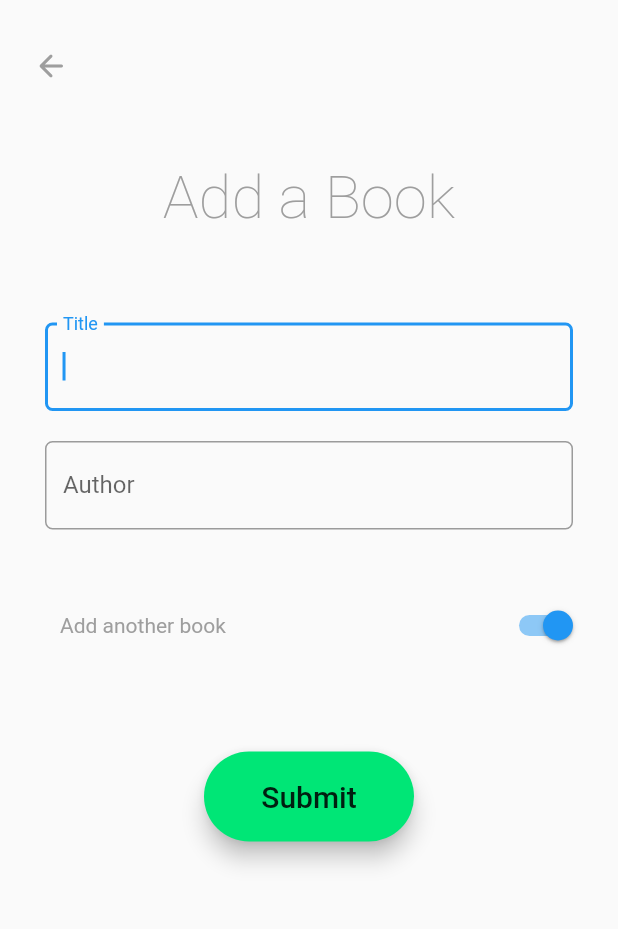
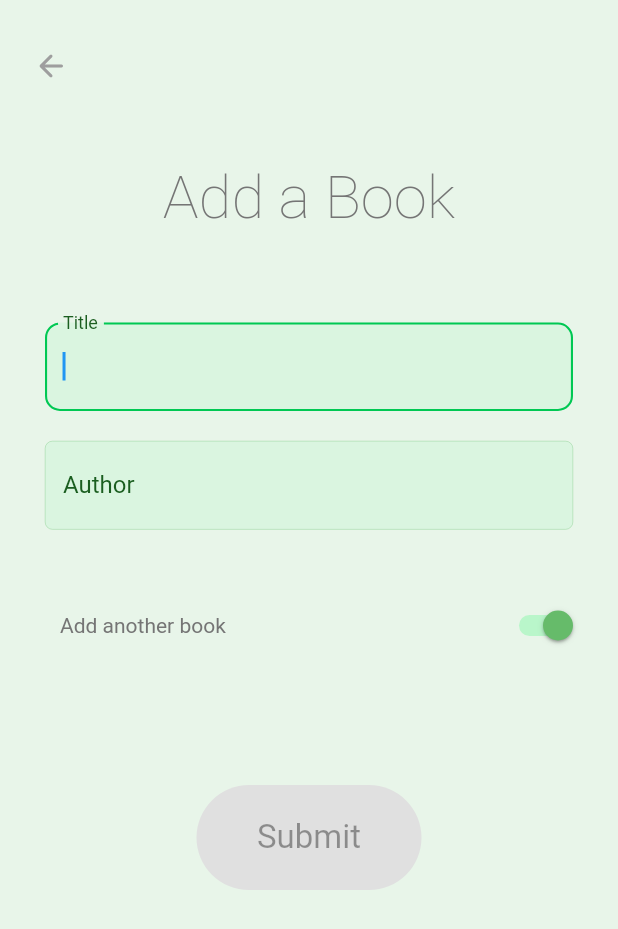
Before and after one commit to chezky/library_frontend, a Flutter app: the screen it shows after launch, after a tap on the "add" icon, on a phone screen of 412 x 824 dp. Shown: the top 929 px of the screen. Run offline on Flutter 3.47's test engine with Material 2 defaults, Android fonts, the phone set to English and light mode, and no system bars; our stand-ins replace page_transition; missing offline and left inert: global_configuration, nfc_manager; network calls fail.

Commit message:
added splash screen and theme

```diff
--- a/lib/app.dart
+++ b/lib/app.dart
@@ -1,5 +1,6 @@
 import 'package:flutter/material.dart';
 import 'package:library_frontend/home.dart';
+import 'package:library_frontend/splash.dart';
 
 class Library extends StatefulWidget {
   const Library({Key? key}) : super(key: key);
@@ -13,8 +14,64 @@ class _LibraryState extends State<Library> {
   @override
   Widget build(BuildContext build) {
     return MaterialApp(
-      home: HomePage(),
+      home: const Splash(),
       debugShowCheckedModeBanner: false,
+      theme: _lightTheme(),
     );
   }
 }
+
+ThemeData _lightTheme() {
+  final ThemeData base = ThemeData.light();
+  return base.copyWith(
+    backgroundColor: Colors.green[50],
+    scaffoldBackgroundColor: Colors.green[50],
+    dialogBackgroundColor: Colors.green[100],
+    progressIndicatorTheme: ProgressIndicatorThemeData(
+      color: Colors.greenAccent[700],
+    ),
+    inputDecorationTheme: InputDecorationTheme(
+      labelStyle: TextStyle(
+        color: (Colors.green[900])!,
+      ),
+      filled: true,
+      fillColor: Colors.greenAccent[100]?.withOpacity(0.3),
+      border: const OutlineInputBorder(
+        borderRadius: BorderRadius.all(Radius.circular(5)),
+      ),
+      enabledBorder: OutlineInputBorder(
+        borderRadius: BorderRadius.all(Radius.circular(5)),
+        borderSide: BorderSide(
+          color: (Colors.green[400])!,
+          style: BorderStyle.solid,
+          width: 0.2,
+        ),
+      ),
+      focusedBorder: OutlineInputBorder(
+        borderRadius: BorderRadius.all(Radius.circular(10)),
+        borderSide: BorderSide(
+          color: (Colors.greenAccent[700])!,
+          width: 1.4,
+        ),
+      ),
+    ),
+    switchTheme: SwitchThemeData(
+      thumbColor: MaterialStateProperty.resolveWith<Color>(
+        (Set<MaterialState> states) {
+          if (states.contains(MaterialState.selected)) {
+            return (Colors.green[400])!; // Use the component's default.
+          }
+          return (Colors.grey[500])!; // Use the component's default.
+        },
+      ),
+      trackColor: MaterialStateProperty.resolveWith<Color>(
+        (Set<MaterialState> states) {
+          if (states.contains(MaterialState.selected)) {
+            return (Colors.greenAccent[100])!; // Use the component's default.
+          }
+          return (Colors.grey[300])!; // Use the component's default.
+        },
+      ),
+    ),
+  );
+}
--- a/lib/home.dart
+++ b/lib/home.dart
@@ -14,25 +14,12 @@ class HomePage extends StatefulWidget {
 
 class _HomePageState extends State<HomePage> {
 
-  @override
-  void initState() {
-    API(context).getAllBooks();
-    super.initState();
-  }
-
   Widget _topIcons() {
     return Container(
       padding: const EdgeInsets.fromLTRB(10,20,10,0),
       child: Row(
         mainAxisAlignment: MainAxisAlignment.spaceBetween,
         children: [
-          // IconButton(
-          //   color: Colors.grey,
-          //   onPressed: () => {
-          //     Navigator.push(context, MaterialPageRoute(builder: (context) => const AddBookPage()))
-          //   },
-          //   icon: const Icon(Icons.settings_rounded),
-          // ),
           IconButton(
             color: Colors.grey,
             onPressed: () => {
@@ -70,16 +57,16 @@ class _HomePageState extends State<HomePage> {
               Row(
                 mainAxisAlignment: MainAxisAlignment.spaceEvenly,
                 children: [
-                  _infoContainer("Checked Out", "${bl.books.where((e) => e["available"] == false).length}", Colors.orange[400], "checked"),
-                  _infoContainer("Available", "${bl.books.where((e) => e["available"] == true).length}", Colors.green[400], "available"),
+                  _infoContainer("Checked Out", "${bl.books.where((e) => e["available"] == false).length}", Colors.orange[100], "checked"),
+                  _infoContainer("Available", "${bl.books.where((e) => e["available"] == true).length}", Colors.greenAccent[100], "available"),
                 ],
 
               ),
               Row(
                 mainAxisAlignment: MainAxisAlignment.spaceEvenly,
                 children: [
-                  _infoContainer("Overdue", "${bl.books.where((e) => ((e["time_stamp"] * 1000) + 1629331200 < DateTime.now().millisecondsSinceEpoch.toInt()) && !e["available"]).length}", Colors.red[400], "due"),
-                  _infoContainer("Total", bl.books.length.toString(), Colors.purple[300], "all"),
+                  _infoContainer("Overdue", "${bl.books.where((e) => ((e["time_stamp"] * 1000) + 1629331200 < DateTime.now().millisecondsSinceEpoch.toInt()) && !e["available"]).length}", Colors.redAccent[100], "due"),
+                  _infoContainer("Total", bl.books.length.toString(), Colors.lightBlueAccent[100], "all"),
                 ],
               ),
             ],
@@ -131,7 +118,7 @@ class _HomePageState extends State<HomePage> {
         height: 100,
         minWidth: 220,
         elevation: 6,
-        color: Colors.greenAccent[400],
+        color: Colors.greenAccent[200],
         onPressed: () => {
           Navigator.push(context, MaterialPageRoute(builder: (context) => const UpdatePage()))
         },
@@ -139,9 +126,10 @@ class _HomePageState extends State<HomePage> {
           borderRadius: BorderRadius.all(Radius.circular(50)),
         ),
         child: const Text(
-          'Scan Books',
+          'Checkout',
           style: TextStyle(
-            fontSize: 25,
+            fontSize: 22,
+            fontWeight: FontWeight.w400,
           ),
           textAlign: TextAlign.center,
         ),
@@ -152,6 +140,7 @@ class _HomePageState extends State<HomePage> {
   @override
   Widget build(BuildContext context) {
     return Material(
+      color: Colors.green[50],
       child: SafeArea(
         child: Column(
           mainAxisAlignment: MainAxisAlignment.spaceBetween,
--- a/lib/new_book.dart
+++ b/lib/new_book.dart
@@ -36,12 +36,12 @@ class _AddBookPageState extends State<AddBookPage> {
   Widget _title() {
     return Container(
       padding: const EdgeInsets.fromLTRB(0,40,0,0),
-      child: const Text(
+      child: Text(
         'Add a Book',
         style: TextStyle(
           fontSize: 40,
           fontWeight: FontWeight.w200,
-          color: Colors.grey,
+          color: Colors.grey[600],
         ),
       ),
     );
@@ -68,9 +68,6 @@ class _AddBookPageState extends State<AddBookPage> {
         textInputAction: id == 0 ? TextInputAction.next : TextInputAction.done,
         decoration: InputDecoration(
           labelText: text,
-          border: const OutlineInputBorder(
-            borderRadius: BorderRadius.all(Radius.circular(5)),
-          ),
         ),
       ),
     );
@@ -82,10 +79,10 @@ class _AddBookPageState extends State<AddBookPage> {
       child: Row(
         mainAxisAlignment: MainAxisAlignment.spaceBetween,
         children: [
-          const Text(
+           Text(
             'Add another book',
             style: TextStyle(
-              color: Colors.grey,
+              color: Colors.grey[600],
             ),
           ),
           Switch(
@@ -103,22 +100,24 @@ class _AddBookPageState extends State<AddBookPage> {
 
   Widget _submit() {
     return Container(
-      padding: const EdgeInsets.fromLTRB(0,60,0,60),
+      padding: EdgeInsets.fromLTRB(0,MediaQuery.of(context).size.height*0.1,0,60),
       child: MaterialButton(
-        height: 60,
-        minWidth: 140,
+        height: 70,
+        minWidth: 150,
         elevation: 6,
-        color: Colors.greenAccent[400],
-        onPressed: () => {
+        color: Colors.greenAccent[200],
+        onPressed: _titleController.value.text.isNotEmpty ?  () => {
           _addBook(),
-        },
+        } : null,
+        disabledColor: Colors.grey[300],
         shape: const RoundedRectangleBorder(
           borderRadius: BorderRadius.all(Radius.circular(50)),
         ),
         child: const Text(
           'Submit',
           style: TextStyle(
-            fontSize: 20,
+            fontSize: 22,
+            fontWeight: FontWeight.w400,
           ),
           textAlign: TextAlign.center,
         ),
@@ -137,6 +136,7 @@ class _AddBookPageState extends State<AddBookPage> {
         }
       },
       child: Material(
+        color: Colors.green[50],
         child: SingleChildScrollView(
           child: SafeArea(
             child: Column(
@@ -167,7 +167,7 @@ class _AddBookPageState extends State<AddBookPage> {
   }
 
   _addBook() async {
-    if (_titleController.value.text != "" && _authorController.value.text != "") {
+    if (_titleController.value.text != "") {
       int result = await API(context).addBook(_titleController.value.text, _authorController.value.text);
       print("result of adding a new book: ${result.toString()}");
       showDialog(context: context, builder: (context) => AddScanDialog(title: _titleController.value.text, id: result)).then((value) => _handleDialog(value));
--- /dev/null
+++ b/lib/splash.dart
@@ -0,0 +1,65 @@
+import 'package:flutter/material.dart';
+import 'package:flutter/services.dart';
+
+import 'package:page_transition/page_transition.dart';
+
+import 'api.dart';
+import 'home.dart';
+
+class Splash extends StatefulWidget {
+  const Splash({Key? key}) : super(key: key);
+
+  @override
+  _SplashState createState() => _SplashState();
+}
+
+class _SplashState extends State<Splash> {
+  bool visible = true;
+
+  @override
+  void initState() {
+    super.initState();
+    _icon();
+    API(context).getAllBooks();
+  }
+
+  @override
+  Widget build(BuildContext context) {
+    SystemChrome.setSystemUIOverlayStyle(SystemUiOverlayStyle(
+      systemNavigationBarColor: Colors.green[50],
+      systemNavigationBarIconBrightness: Brightness.dark,
+      statusBarColor: Colors.transparent,
+      statusBarIconBrightness: Brightness.dark,
+      statusBarBrightness: Brightness.dark,
+    ));
+
+    return Material(
+      color: Colors.green[50],
+      child: AnimatedOpacity(
+        opacity: visible ? 1.0 : 0.0,
+        child: Image.asset(
+          "assets/icon.png",
+        ),
+        duration: const Duration(milliseconds: 1300),
+        curve: Curves.fastLinearToSlowEaseIn,
+      ),
+    );
+  }
+
+  _icon() {
+    Future<void>.delayed(const Duration(milliseconds: 1000), () {
+      setState(() {
+      visible = !visible;
+      // width = 260;
+      });
+    });
+
+      Future<void>.delayed(const Duration(milliseconds: 1700), () {
+        Navigator.pushReplacement(context, PageTransition(type: PageTransitionType.scale, duration: const Duration(milliseconds: 800), alignment: Alignment.bottomCenter, child: const HomePage()));
+
+        // Navigator.pushReplacement(context,
+        //     PageRouteBuilder(pageBuilder: (_, __, ___) => const HomePage()));
+      });
+    // });
+  }
+}
--- a/pubspec.yaml
+++ b/pubspec.yaml
@@ -15,7 +15,7 @@ publish_to: 'none' # Remove this line if you wish to publish to pub.dev
 # In iOS, build-name is used as CFBundleShortVersionString while build-number used as CFBundleVersion.
 # Read more about iOS versioning at
 # https://developer.apple.com/library/archive/documentation/General/Reference/InfoPlistKeyReference/Articles/CoreFoundationKeys.html
-version: 1.0.4+5
+version: 1.0.5+6
 
 environment:
   sdk: ">=2.12.0 <3.0.0"
@@ -39,6 +39,7 @@ dependencies:
   http: ^0.13.3
   global_configuration: ^2.0.0-nullsafety.1
   intl: ^0.17.0
+  page_transition: ^2.0.2
 
 dev_dependencies:
   flutter_test:
@@ -65,6 +66,7 @@ flutter:
   # To add assets to your application, add an assets section, like this:
   assets:
     - assets/cfg/
+    - assets/icon.png
   #   - images/a_dot_burr.jpeg
   #   - images/a_dot_ham.jpeg
 
```
Also changed, not shown: lib/dialogs/add_scan.dart (+18 -8 lines), lib/dialogs/customer.dart (+6 -1 lines), lib/list.dart (+23 -17 lines), lib/update.dart (+10 -8 lines), assets/icon.png, pubspec.lock.
